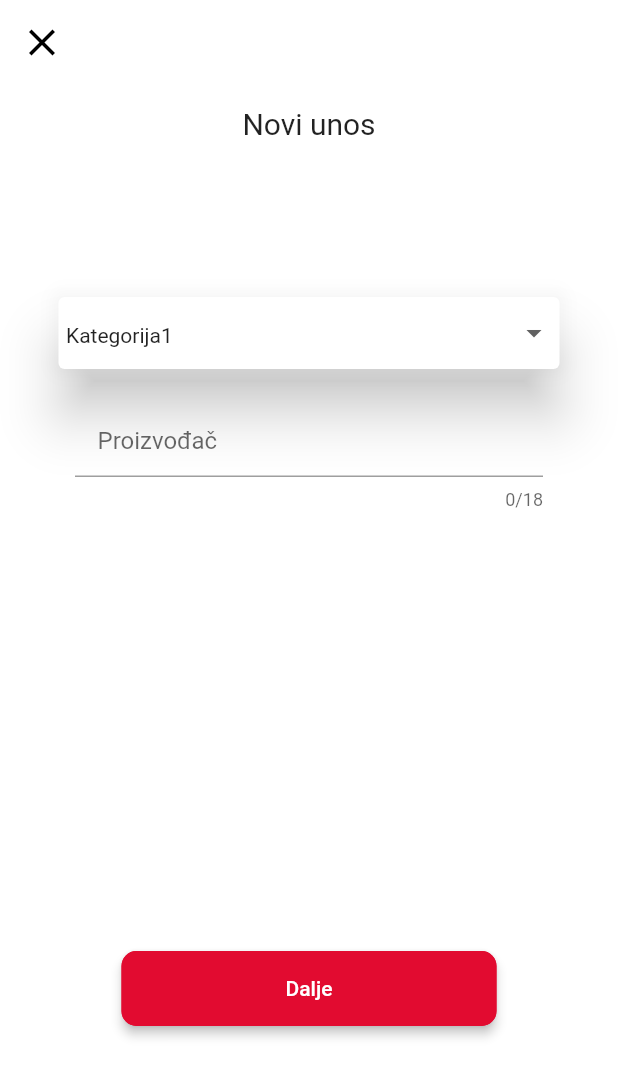
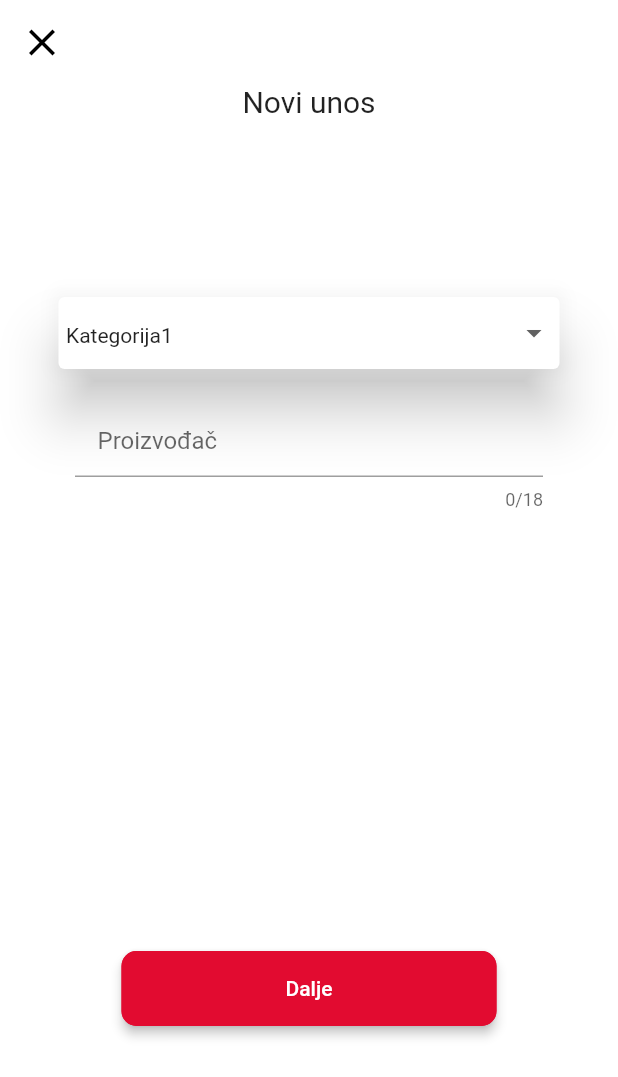
Before and after one commit to iva1j/Oglasnik, a Flutter app: the screen it shows after launch, after a tap on "Dalje", on a phone screen of 412 x 824 dp. Shown: the top 1077 px of the screen. Run offline on Flutter 3.47's test engine with Material 2 defaults, Android fonts, the phone set to English and light mode, and no system bars; our stand-ins replace cloud_firestore, firebase_auth, flutter_dotenv, flutter_spinkit, flutter_typeahead, random_string; missing offline and left inert: fab_circular_menu, mailgun; accounts and stored records are empty.

Commit message:
PageView UI - done, just OnWillPop is missing

```diff
--- a/lib/view/PostScreens/Widgets/articlePageWidget.dart
+++ b/lib/view/PostScreens/Widgets/articlePageWidget.dart
@@ -14,13 +14,15 @@ class ArticlePageWidget extends StatelessWidget {
 
   @override
   Widget build(BuildContext context) {
-    return Padding(
-      padding: EdgeInsets.only(bottom: bottom),
-      child: Container(
-        height: SizeConfig.screenHeight,
+    return
+        // Padding(
+        //   padding: EdgeInsets.only(bottom: bottom),
+        //   child:
+        Container(
+      // height: SizeConfig.screenHeight,
       child: Column(
         children: <Widget>[
-            Container(child: MainTitle()),
+          // Container(child: MainTitle()),
           Container(
             margin: EdgeInsets.symmetric(horizontal: 35.0, vertical: 140),
             child: TextFormField(
@@ -32,7 +34,8 @@ class ArticlePageWidget extends StatelessWidget {
           ),
         ],
       ),
-      ),
     );
+    // ),
+    //);
   }
 }
--- a/lib/view/PostScreens/Widgets/descriptionPageWidget.dart
+++ b/lib/view/PostScreens/Widgets/descriptionPageWidget.dart
@@ -1,7 +1,4 @@
 import 'package:Oglasnik/utils/sizeconfig.dart';
-import 'package:Oglasnik/utils/specialElements.dart';
-import 'package:Oglasnik/view/PostScreens/pages/imagePage.dart';
-import 'package:Oglasnik/view/PostScreens/widgets/mainTitle.dart';
 import 'package:flutter/material.dart';
 
 class DescriptionPageWidget extends StatelessWidget {
@@ -21,8 +18,8 @@ class DescriptionPageWidget extends StatelessWidget {
         margin: EdgeInsets.all(15),
         child: Column(
           children: <Widget>[
-            Container(
-                margin: EdgeInsets.only(bottom: 80.0), child: MainTitle()),
+            // Container(
+            //     margin: EdgeInsets.only(bottom: 80.0), child: MainTitle()),
             Container(
               //dodati ovaj dio
               margin: EdgeInsets.symmetric(horizontal: 35.0, vertical: 90),
--- a/lib/view/PostScreens/Widgets/imagePageWidget.dart
+++ b/lib/view/PostScreens/Widgets/imagePageWidget.dart
@@ -24,7 +24,8 @@ class ImagePageWidget extends StatelessWidget {
         child: Column(
           children: <Widget>[
             Container(
-                margin: EdgeInsets.only(bottom: 80.0), child: MainTitle()),
+              margin: EdgeInsets.only(bottom: 80.0),
+            ),
             imageOneUploadButton(() {}), //dodati funkcije
             imageTwoUploadButton(() {}),
             imageThreeUploadButton(() {}),
--- a/lib/view/PostScreens/pages/articlePage.dart
+++ b/lib/view/PostScreens/pages/articlePage.dart
@@ -1,4 +1,5 @@
 import 'package:Oglasnik/utils/specialElements.dart';
+import 'package:Oglasnik/view/PostScreens/Widgets/mainTitle.dart';
 import 'package:Oglasnik/view/PostScreens/pages/categoryPage.dart';
 import 'package:Oglasnik/view/PostScreens/pages/cityPage.dart';
 import 'package:Oglasnik/view/PostScreens/pages/descriptionPage.dart';
@@ -28,7 +29,10 @@ class _ArticlePageState extends State<ArticlePage> {
       ),
       body: Container(
         child: Column(
+          mainAxisAlignment: MainAxisAlignment.spaceEvenly,
+          crossAxisAlignment: CrossAxisAlignment.center,
           children: <Widget>[
+            MainTitle(),
             Expanded(
               child: PageView(
                 physics: new NeverScrollableScrollPhysics(),
@@ -67,16 +71,28 @@ class PageOne extends StatelessWidget {
   @override
   Widget build(BuildContext context) {
     return WillPopScope(
-        onWillPop: () => Navigator.of(context)
-                .pushReplacement(MaterialPageRoute(builder: (_) {
+      onWillPop: () =>
+          Navigator.of(context).pushReplacement(MaterialPageRoute(builder: (_) {
         return RegisteredHome();
       })),
       child: Scaffold(
-          resizeToAvoidBottomPadding: false,
+        // appBar: AppBar(
+        //   backgroundColor: Colors.white,
+        //   elevation: 0.0,
+        //   leading: newInputBackButtonIphone(context),
+        // ),
+        // resizeToAvoidBottomPadding: false,
         body: SingleChildScrollView(
           reverse: true,
           child: ArticlePageWidget(bottom: bottom),
         ),
-        ));
+      ),
+    );
   }
 }
+
+//  appBar: AppBar(
+//         backgroundColor: Colors.white,
+//         elevation: 0.0,
+//         leading: newInputBackButtonIphone(context),
+//       ),
--- a/lib/view/PostScreens/pages/categoryPage.dart
+++ b/lib/view/PostScreens/pages/categoryPage.dart
@@ -1,4 +1,5 @@
 import 'package:Oglasnik/utils/sizeconfig.dart';
+import 'package:Oglasnik/utils/specialElements.dart';
 import 'package:Oglasnik/utils/suggestionFunction.dart';
 import 'package:Oglasnik/view/PostScreens/Widgets/mainTitle.dart';
 import 'package:Oglasnik/view/PostScreens/pages/articlePage.dart';
@@ -26,6 +27,11 @@ class _CategoryPageState extends State<CategoryPage> {
         return ArticlePage();
       })),
       child: Scaffold(
+        // appBar: AppBar(
+        //   backgroundColor: Colors.white,
+        //   elevation: 0.0,
+        //   leading: newInputBackButtonIphone(context),
+        // ),
         resizeToAvoidBottomPadding: false,
         body: SingleChildScrollView(
           reverse: true,
@@ -34,8 +40,8 @@ class _CategoryPageState extends State<CategoryPage> {
             child: Column(
               children: <Widget>[
                 Container(
-                    margin: EdgeInsets.only(bottom: 80.0, top: 15),
-                    child: MainTitle()),
+                  margin: EdgeInsets.only(bottom: 80.0, top: 15),
+                ),
                 Container(
                   height: SizeConfig.screenHeight,
                   margin:
@@ -114,16 +120,6 @@ class _CategoryPageState extends State<CategoryPage> {
                     ],
                   ),
                 ),
-                // Container(
-                //   margin: EdgeInsets.only(top: 150.0),
-                //   child: button('Dalje', () async {
-                //     Navigator.pushReplacement(
-                //         context,
-                //         PageRouteBuilder(
-                //             pageBuilder: (context, animation1, animation2) =>
-                //                 CityPage()));
-                //   }),
-                // ),
               ],
             ),
           ),
--- a/lib/view/PostScreens/pages/cityPage.dart
+++ b/lib/view/PostScreens/pages/cityPage.dart
@@ -1,4 +1,5 @@
 import 'package:Oglasnik/utils/sizeconfig.dart';
+import 'package:Oglasnik/utils/specialElements.dart';
 import 'package:Oglasnik/view/PostScreens/Widgets/mainTitle.dart';
 import 'package:Oglasnik/view/PostScreens/pages/categoryPage.dart';
 import 'package:flutter/material.dart';
@@ -34,8 +35,8 @@ class _CityPageState extends State<CityPage> {
             child: Column(
               children: <Widget>[
                 Container(
-                    margin: EdgeInsets.only(bottom: 80.0, top: 15),
-                    child: MainTitle()),
+                  margin: EdgeInsets.only(bottom: 80.0, top: 15),
+                ),
                 Container(
                   height: SizeConfig.screenHeight,
                   margin: EdgeInsets.symmetric(horizontal: 35.0),
--- a/lib/view/PostScreens/pages/imagePage.dart
+++ b/lib/view/PostScreens/pages/imagePage.dart
@@ -46,6 +46,11 @@ class PageFive extends StatelessWidget {
         return DescribePage();
       })),
       child: Scaffold(
+        // appBar: AppBar(
+        //   backgroundColor: Colors.white,
+        //   elevation: 0.0,
+        //   leading: newInputBackButtonIphone(context),
+        // ),
         resizeToAvoidBottomPadding: false,
         body: SingleChildScrollView(
           reverse: true,
```
Also changed, not shown: lib/view/PostScreens/pages/descriptionPage.dart (+29 -21 lines). Lines whose indentation alone changed are shown as unchanged.
